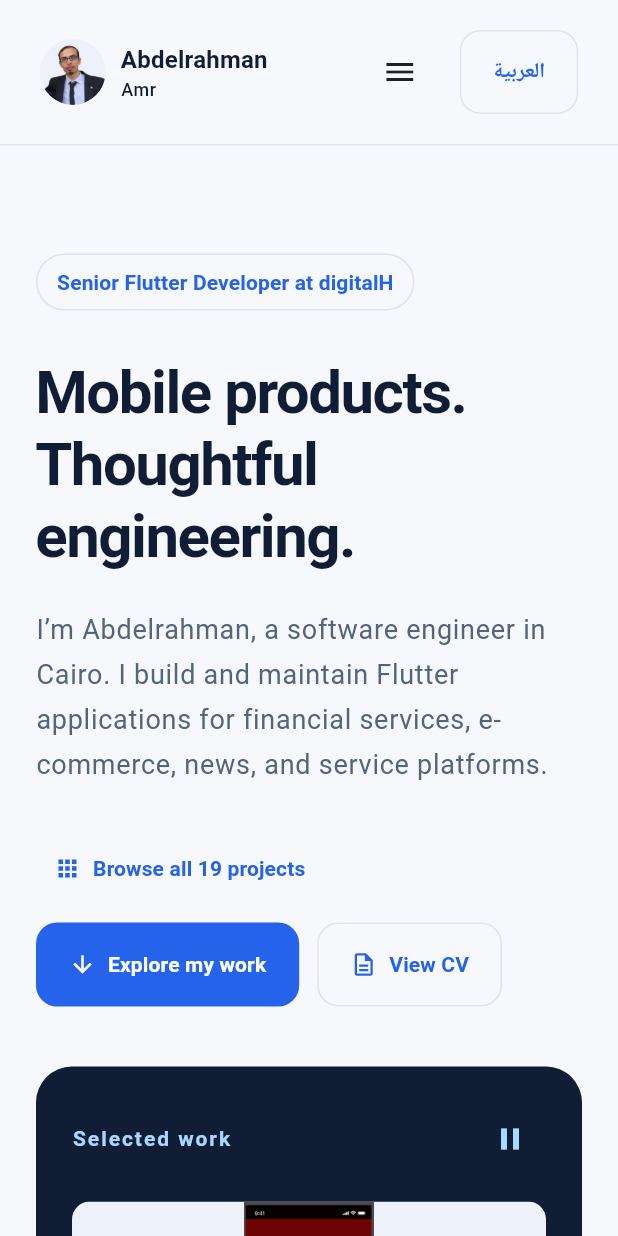
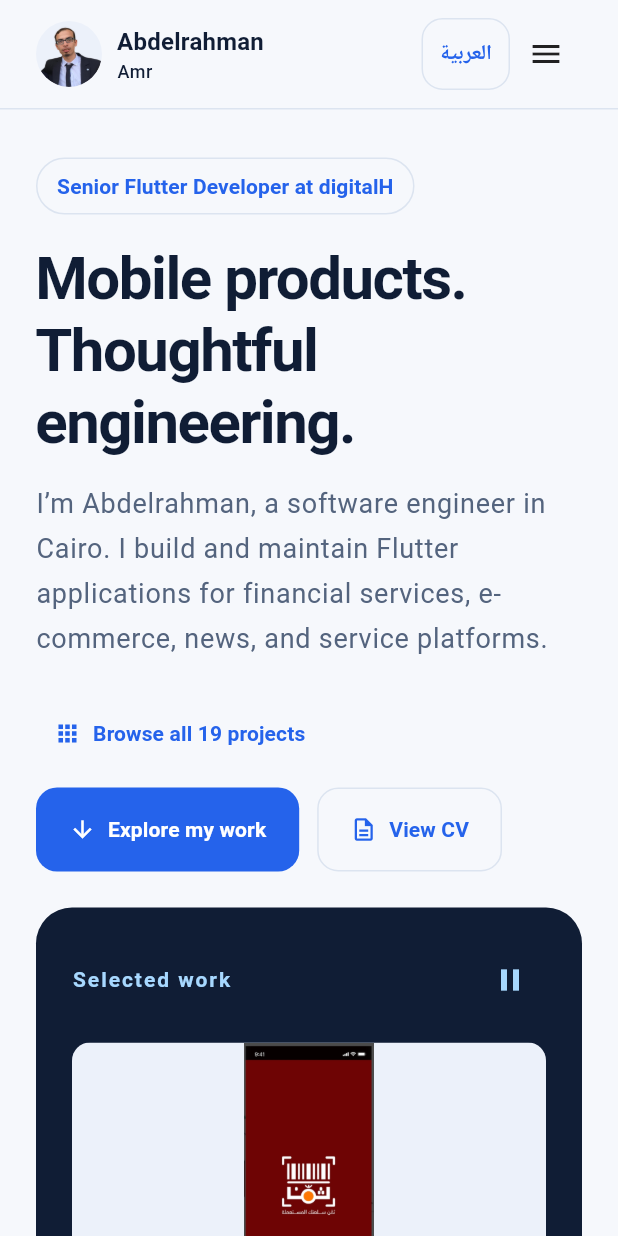
Before and after one commit to abdo6400/portfolio, a Flutter app: the screen it shows after launch, on a phone screen of 412 x 824 dp. Run offline on Flutter 3.47's test engine with Material 3 defaults, Android fonts, the phone set to English and light mode, and no system bars; our stand-ins replace video_player.

Commit message:
Tighten mobile navigation and section spacing

```diff
--- a/flutter-portfolio/lib/design/theme.dart
+++ b/flutter-portfolio/lib/design/theme.dart
@@ -13,6 +13,9 @@ abstract final class Brand {
   static const radius = 24.0;
   static const contentWidth = 1160.0;
   static const desktop = 850.0;
+  static const mobileSectionSpace = 32.0;
+  static const mobileHeaderSpace = 12.0;
+  static const mobileIntroGap = 18.0;
 }
 
 abstract final class BrandTheme {
--- a/flutter-portfolio/lib/pages/portfolio_page.dart
+++ b/flutter-portfolio/lib/pages/portfolio_page.dart
@@ -164,22 +164,55 @@ class _PortfolioPageState extends State<PortfolioPage> {
     ),
   );
 
-  Widget navigation(bool wide) => Wrap(
+  Widget languageToggle({bool compact = false}) => OutlinedButton(
+    key: const ValueKey('language-toggle'),
+    style: compact
+        ? OutlinedButton.styleFrom(
+            padding: const EdgeInsets.symmetric(horizontal: 12),
+          )
+        : null,
+    onPressed: widget.onLanguageChange,
+    child: Text(widget.arabic ? 'English' : 'العربية'),
+  );
+
+  Widget navigation(bool wide) => Padding(
+    padding: EdgeInsets.symmetric(
+      vertical: wide ? 20 : Brand.mobileHeaderSpace,
+    ),
+    child: wide
+        ? Wrap(
             alignment: WrapAlignment.spaceBetween,
             crossAxisAlignment: WrapCrossAlignment.center,
             spacing: 16,
             runSpacing: 12,
             children: [
               BrandIdentity(arabic: widget.arabic),
-      if (wide) ...[
-        TextButton(onPressed: () => jump(workKey), child: Text(t(Copy.work))),
+              TextButton(
+                onPressed: () => jump(workKey),
+                child: Text(t(Copy.work)),
+              ),
               TextButton(
                 onPressed: () => jump(experienceKey),
                 child: Text(t(Copy.experience)),
               ),
-        TextButton(onPressed: () => jump(aboutKey), child: Text(t(Copy.about))),
+              TextButton(
+                onPressed: () => jump(aboutKey),
+                child: Text(t(Copy.about)),
+              ),
               const SizedBox(width: 16),
-      ] else
+              languageToggle(),
+              const SizedBox(width: 12),
+              FilledButton(
+                onPressed: () => jump(contactKey),
+                child: Text(t(Copy.contact)),
+              ),
+            ],
+          )
+        : Row(
+            children: [
+              Expanded(child: BrandIdentity(arabic: widget.arabic)),
+              const SizedBox(width: 8),
+              languageToggle(compact: true),
               PopupMenuButton<int>(
                 tooltip: t(Copy.menu),
                 icon: const Icon(Icons.menu),
@@ -190,23 +223,15 @@ class _PortfolioPageState extends State<PortfolioPage> {
                         .asMap()
                         .entries
                         .map(
-                    (e) => PopupMenuItem(value: e.key, child: Text(t(e.value))),
+                          (e) => PopupMenuItem(
+                            value: e.key,
+                            child: Text(t(e.value)),
+                          ),
                         )
                         .toList(),
               ),
-      OutlinedButton(
-        key: const ValueKey('language-toggle'),
-        onPressed: widget.onLanguageChange,
-        child: Text(widget.arabic ? 'English' : 'العربية'),
+            ],
           ),
-      if (wide) ...[
-        const SizedBox(width: 12),
-        FilledButton(
-          onPressed: () => jump(contactKey),
-          child: Text(t(Copy.contact)),
-        ),
-      ],
-    ],
   );
 
   Widget hero(bool wide) {
@@ -227,16 +252,16 @@ class _PortfolioPageState extends State<PortfolioPage> {
             ),
           ),
         ),
-        const SizedBox(height: 30),
+        SizedBox(height: wide ? 30 : Brand.mobileIntroGap),
         Text(
           t(Copy.hero),
           style: wide
               ? Theme.of(context).textTheme.displayLarge
               : Theme.of(context).textTheme.displaySmall,
         ),
-        const SizedBox(height: 24),
+        SizedBox(height: wide ? 24 : 16),
         Text(t(Copy.intro), style: Theme.of(context).textTheme.bodyLarge),
-        const SizedBox(height: 30),
+        SizedBox(height: wide ? 30 : Brand.space),
         Wrap(
           spacing: 12,
           runSpacing: 12,
@@ -284,7 +309,7 @@ class _PortfolioPageState extends State<PortfolioPage> {
             crossAxisAlignment: CrossAxisAlignment.stretch,
             children: [
               Entrance(child: intro),
-              const SizedBox(height: 40),
+              const SizedBox(height: Brand.space),
               artwork,
             ],
           );
@@ -298,16 +323,14 @@ class _PortfolioPageState extends State<PortfolioPage> {
           crossAxisAlignment: CrossAxisAlignment.stretch,
           children: [
             ContentWidth(
-              child: Padding(
-                padding: const EdgeInsets.symmetric(vertical: 20),
               child: LayoutBuilder(
                 builder: (_, c) => navigation(c.maxWidth >= Brand.desktop),
-                ),
               ),
             ),
             const Divider(height: 1),
             ContentWidth(
               vertical: 72,
+              mobileVertical: Brand.mobileSectionSpace,
               child: LayoutBuilder(
                 builder: (_, c) => hero(c.maxWidth >= Brand.desktop),
               ),
@@ -344,6 +367,7 @@ class _PortfolioPageState extends State<PortfolioPage> {
             ContentWidth(
               key: workKey,
               vertical: 72,
+              mobileVertical: Brand.mobileSectionSpace,
               child: Column(
                 crossAxisAlignment: CrossAxisAlignment.start,
                 children: [
@@ -400,6 +424,7 @@ class _PortfolioPageState extends State<PortfolioPage> {
             ContentWidth(
               key: experienceKey,
               vertical: 64,
+              mobileVertical: Brand.mobileSectionSpace,
               child: Column(
                 crossAxisAlignment: CrossAxisAlignment.start,
                 children: [
@@ -471,6 +496,7 @@ class _PortfolioPageState extends State<PortfolioPage> {
               child: ContentWidth(
                 key: aboutKey,
                 vertical: 64,
+                mobileVertical: Brand.mobileSectionSpace,
                 child: Column(
                   crossAxisAlignment: CrossAxisAlignment.start,
                   children: [
@@ -500,6 +526,7 @@ class _PortfolioPageState extends State<PortfolioPage> {
               child: ContentWidth(
                 key: contactKey,
                 vertical: 64,
+                mobileVertical: Brand.mobileSectionSpace,
                 child: Column(
                   crossAxisAlignment: CrossAxisAlignment.start,
                   children: [
--- a/flutter-portfolio/lib/widgets/brand_widgets.dart
+++ b/flutter-portfolio/lib/widgets/brand_widgets.dart
@@ -4,19 +4,29 @@ import '../content/portfolio_content.dart';
 import '../design/theme.dart';
 
 class ContentWidth extends StatelessWidget {
-  const ContentWidth({super.key, required this.child, this.vertical = 0});
+  const ContentWidth({
+    super.key,
+    required this.child,
+    this.vertical = 0,
+    this.mobileVertical,
+  });
   final Widget child;
   final double vertical;
+  final double? mobileVertical;
   @override
   Widget build(BuildContext context) => Center(
     child: ConstrainedBox(
       constraints: const BoxConstraints(maxWidth: Brand.contentWidth + 48),
-      child: Padding(
-        padding: EdgeInsets.symmetric(
-          horizontal: Brand.space,
-          vertical: vertical,
+      child: LayoutBuilder(
+        builder: (_, constraints) => Padding(
+          padding: EdgeInsets.symmetric(
+            horizontal: Brand.space,
+            vertical: constraints.maxWidth - Brand.space * 2 < Brand.desktop
+                ? mobileVertical ?? vertical
+                : vertical,
+          ),
+          child: child,
         ),
-        child: child,
       ),
     ),
   );
```
Also changed, not shown: 2 other files. Lines whose indentation alone changed are shown as unchanged.
